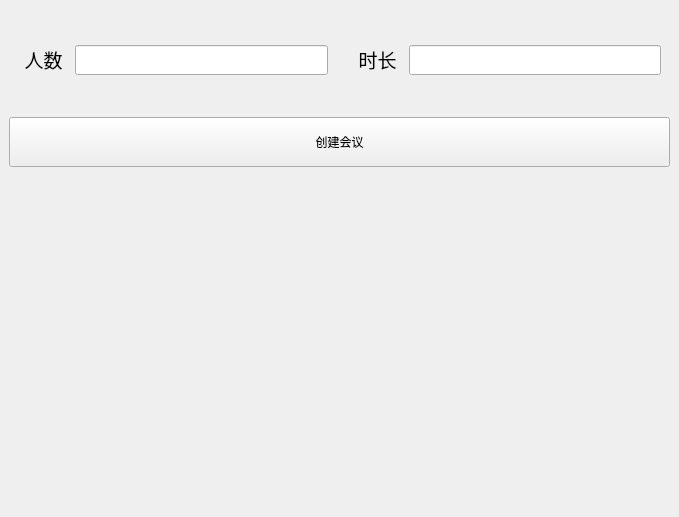
Old version of the form client/src/ui/stack_create_meet.ui in the repository wang-y-cell/CloudMeeting_Client.
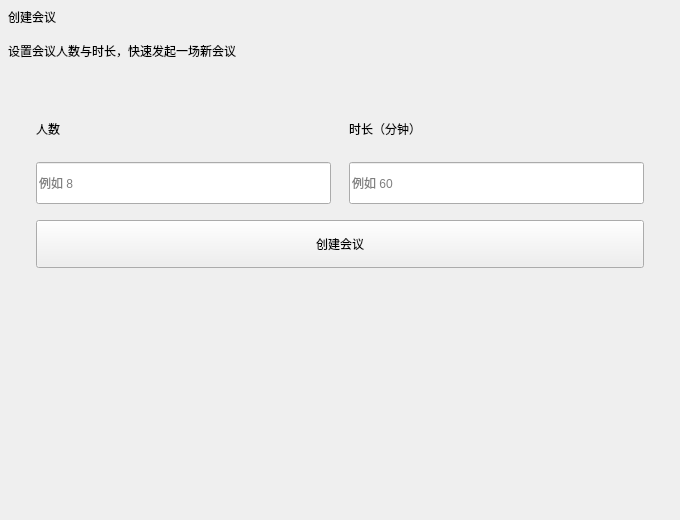
New version of the form.

What changed in the file:
```diff
--- a/client/src/ui/stack_create_meet.ui
+++ b/client/src/ui/stack_create_meet.ui
@@ -6,56 +6,40 @@
    <rect>
     <x>0</x>
     <y>0</y>
-    <width>679</width>
-    <height>517</height>
+    <width>680</width>
+    <height>520</height>
    </rect>
   </property>
-  <property name="windowTitle">
-   <string>Form</string>
-  </property>
-  <layout class="QHBoxLayout" name="horizontalLayout">
+  <layout class="QVBoxLayout" name="verticalLayout_root">
+   <property name="spacing">
+    <number>16</number>
+   </property>
    <property name="leftMargin">
-    <number>0</number>
+    <number>8</number>
    </property>
    <property name="topMargin">
-    <number>0</number>
+    <number>8</number>
    </property>
    <property name="rightMargin">
-    <number>0</number>
+    <number>8</number>
    </property>
    <property name="bottomMargin">
-    <number>0</number>
+    <number>8</number>
    </property>
    <item>
-    <widget class="QScrollArea" name="scrollArea">
-     <property name="frameShape">
-      <enum>QFrame::Shape::NoFrame</enum>
+    <widget class="QLabel" name="pageTitle">
+     <property name="text">
+      <string>创建会议</string>
      </property>
-     <property name="widgetResizable">
-      <bool>true</bool>
+    </widget>
+   </item>
+   <item>
+    <widget class="QLabel" name="pageDesc">
+     <property name="text">
+      <string>设置会议人数与时长，快速发起一场新会议</string>
      </property>
-     <widget class="QWidget" name="scrollAreaWidgetContents">
-      <property name="geometry">
-       <rect>
-        <x>0</x>
-        <y>0</y>
-        <width>679</width>
-        <height>517</height>
-       </rect>
-      </property>
-      <layout class="QVBoxLayout" name="verticalLayout">
-       <property name="leftMargin">
-        <number>0</number>
-       </property>
-       <property name="topMargin">
-        <number>0</number>
-       </property>
-       <property name="rightMargin">
-        <number>0</number>
-       </property>
-       <property name="bottomMargin">
-        <number>0</number>
-       </property>
+    </widget>
+   </item>
        <item>
         <widget class="QFrame" name="frame">
          <property name="sizePolicy">
@@ -67,167 +51,99 @@
          <property name="minimumSize">
           <size>
            <width>0</width>
-           <height>200</height>
+       <height>220</height>
           </size>
          </property>
          <property name="frameShape">
           <enum>QFrame::Shape::NoFrame</enum>
          </property>
-         <property name="frameShadow">
-          <enum>QFrame::Shadow::Raised</enum>
-         </property>
-         <layout class="QGridLayout" name="gridLayout">
-          <item row="0" column="1">
-           <layout class="QHBoxLayout" name="time_layout" stretch="1,5">
+     <layout class="QVBoxLayout" name="cardLayout">
+      <property name="spacing">
+       <number>16</number>
+      </property>
             <property name="leftMargin">
-             <number>9</number>
+       <number>28</number>
             </property>
             <property name="topMargin">
-             <number>9</number>
+       <number>28</number>
             </property>
             <property name="rightMargin">
-             <number>9</number>
+       <number>28</number>
             </property>
             <property name="bottomMargin">
-             <number>9</number>
+       <number>28</number>
             </property>
             <item>
-             <widget class="QLabel" name="label_3">
-              <property name="sizePolicy">
-               <sizepolicy hsizetype="Preferred" vsizetype="Fixed">
-                <horstretch>0</horstretch>
-                <verstretch>0</verstretch>
-               </sizepolicy>
-              </property>
-              <property name="minimumSize">
-               <size>
-                <width>0</width>
-                <height>40</height>
-               </size>
-              </property>
-              <property name="text">
-               <string>&lt;html&gt;&lt;head/&gt;&lt;body&gt;&lt;p align=&quot;center&quot;&gt;&lt;span style=&quot; font-size:14pt;&quot;&gt;时长&lt;/span&gt;&lt;/p&gt;&lt;/body&gt;&lt;/html&gt;</string>
-              </property>
-             </widget>
-            </item>
+       <layout class="QHBoxLayout" name="fieldsLayout" stretch="1,1">
+        <property name="spacing">
+         <number>18</number>
+        </property>
             <item>
-             <widget class="QLineEdit" name="lineEdit_2">
-              <property name="minimumSize">
-               <size>
-                <width>0</width>
-                <height>30</height>
-               </size>
-              </property>
-             </widget>
-            </item>
-           </layout>
-          </item>
-          <item row="0" column="0">
-           <layout class="QHBoxLayout" name="horizontalLayout_2" stretch="1,5">
-            <property name="leftMargin">
-             <number>9</number>
-            </property>
-            <property name="topMargin">
-             <number>9</number>
-            </property>
-            <property name="rightMargin">
-             <number>9</number>
-            </property>
-            <property name="bottomMargin">
-             <number>9</number>
-            </property>
+         <layout class="QVBoxLayout" name="peopleLayout">
+          <property name="spacing">
+           <number>8</number>
+          </property>
             <item>
-             <widget class="QLabel" name="label_2">
-              <property name="sizePolicy">
-               <sizepolicy hsizetype="Expanding" vsizetype="Fixed">
-                <horstretch>0</horstretch>
-                <verstretch>0</verstretch>
-               </sizepolicy>
-              </property>
-              <property name="minimumSize">
-               <size>
-                <width>50</width>
-                <height>40</height>
-               </size>
-              </property>
-              <property name="maximumSize">
-               <size>
-                <width>16777215</width>
-                <height>16777215</height>
-               </size>
-              </property>
-              <property name="sizeIncrement">
-               <size>
-                <width>0</width>
-                <height>0</height>
-               </size>
-              </property>
-              <property name="baseSize">
-               <size>
-                <width>0</width>
-                <height>0</height>
-               </size>
-              </property>
+           <widget class="QLabel" name="fieldLabel">
               <property name="text">
-               <string>&lt;html&gt;&lt;head/&gt;&lt;body&gt;&lt;p align=&quot;center&quot;&gt;&lt;span style=&quot; font-size:14pt;&quot;&gt;人数&lt;/span&gt;&lt;/p&gt;&lt;/body&gt;&lt;/html&gt;</string>
+             <string>人数</string>
               </property>
              </widget>
             </item>
             <item>
              <widget class="QLineEdit" name="lineEdit">
-              <property name="sizePolicy">
-               <sizepolicy hsizetype="Expanding" vsizetype="Fixed">
-                <horstretch>0</horstretch>
-                <verstretch>0</verstretch>
-               </sizepolicy>
-              </property>
               <property name="minimumSize">
                <size>
                 <width>0</width>
-                <height>30</height>
-               </size>
-              </property>
-              <property name="maximumSize">
+              <height>42</height>
+             </size>
+            </property>
+            <property name="placeholderText">
+             <string>例如 8</string>
+            </property>
+           </widget>
+          </item>
+         </layout>
+        </item>
+        <item>
+         <layout class="QVBoxLayout" name="timeLayout">
+          <property name="spacing">
+           <number>8</number>
+          </property>
+          <item>
+           <widget class="QLabel" name="fieldLabel_2">
+            <property name="text">
+             <string>时长（分钟）</string>
+            </property>
+           </widget>
+          </item>
+          <item>
+           <widget class="QLineEdit" name="lineEdit_2">
+            <property name="minimumSize">
                <size>
-                <width>16777215</width>
-                <height>16777215</height>
-               </size>
-              </property>
+              <width>0</width>
+              <height>42</height>
+             </size>
+            </property>
+            <property name="placeholderText">
+             <string>例如 60</string>
+            </property>
              </widget>
             </item>
            </layout>
           </item>
-          <item row="1" column="0" colspan="2">
+       </layout>
+      </item>
+      <item>
            <widget class="QPushButton" name="create_meeting_btn">
-            <property name="sizePolicy">
-             <sizepolicy hsizetype="Preferred" vsizetype="Fixed">
-              <horstretch>0</horstretch>
-              <verstretch>0</verstretch>
-             </sizepolicy>
-            </property>
             <property name="minimumSize">
              <size>
               <width>0</width>
-              <height>50</height>
-             </size>
-            </property>
-            <property name="maximumSize">
-             <size>
-              <width>16777215</width>
-              <height>50</height>
-             </size>
-            </property>
-            <property name="sizeIncrement">
-             <size>
-              <width>0</width>
-              <height>0</height>
-             </size>
-            </property>
-            <property name="baseSize">
-             <size>
-              <width>0</width>
-              <height>0</height>
-             </size>
+          <height>48</height>
+         </size>
+        </property>
+        <property name="cursor">
+         <cursorShape>PointingHandCursor</cursorShape>
             </property>
             <property name="text">
              <string>创建会议</string>
@@ -249,10 +165,6 @@
           </size>
          </property>
         </spacer>
-       </item>
-      </layout>
-     </widget>
-    </widget>
    </item>
   </layout>
  </widget>
```
Lines whose indentation alone changed are shown as unchanged.
